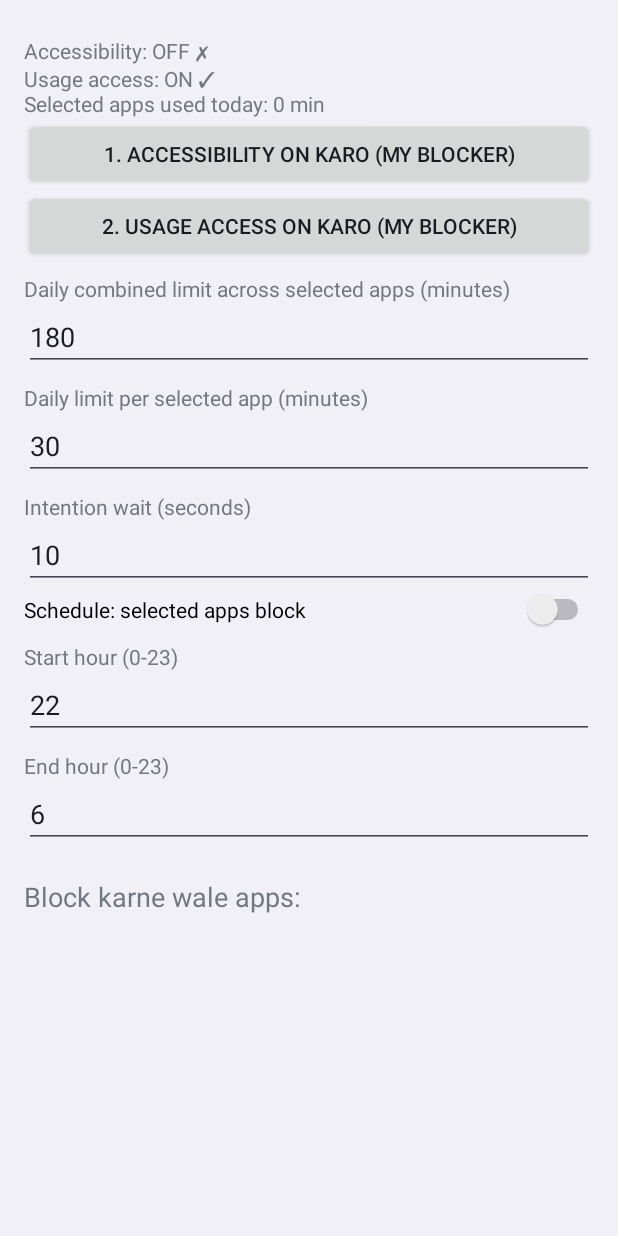
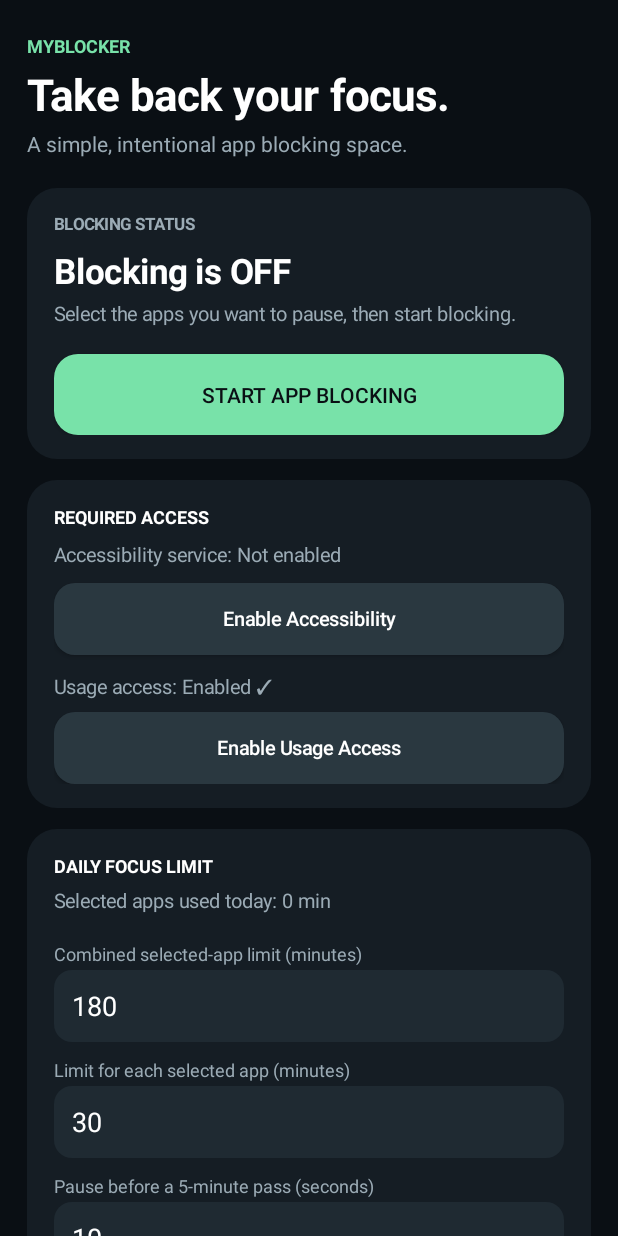
Before and after one commit to addresscomin/Dex, an Android app: the screen it shows after launch (MainActivity), on a phone screen of 412 x 824 dp. Run offline under Robolectric (Android 15) with nearby library versions, the phone set to English and light mode, and no system bars.

Commit message:
Redesign blocker dashboard with explicit start and permission status

```diff
--- a/Blocker/app/src/main/java/com/me/blocker/MainActivity.kt
+++ b/Blocker/app/src/main/java/com/me/blocker/MainActivity.kt
@@ -3,130 +3,237 @@ package com.me.blocker
 import android.app.Activity
 import android.app.AppOpsManager
 import android.content.Intent
+import android.graphics.Color
+import android.graphics.Typeface
+import android.graphics.drawable.GradientDrawable
 import android.os.Bundle
 import android.os.Process
 import android.provider.Settings
 import android.text.InputType
-import android.view.View
-import android.view.ViewGroup
 import android.widget.*
 
 class MainActivity : Activity() {
-    private lateinit var status: TextView
+    private lateinit var statusText: TextView
+    private lateinit var accessText: TextView
+    private lateinit var usageText: TextView
+    private lateinit var selectedText: TextView
+    private lateinit var budgetText: TextView
+    private lateinit var startButton: Button
     private lateinit var limitEt: EditText
     private lateinit var appLimitEt: EditText
     private lateinit var waitEt: EditText
     private lateinit var startEt: EditText
     private lateinit var endEt: EditText
     private lateinit var schedSw: Switch
-    private fun dp(i: Int) = (i * resources.displayMetrics.density).toInt()
+    private lateinit var appsBox: LinearLayout
+    private var selected = mutableSetOf<String>()
+    private val bg = Color.rgb(10, 15, 20)
+    private val panel = Color.rgb(21, 29, 36)
+    private val accent = Color.rgb(120, 226, 169)
+    private val muted = Color.rgb(155, 171, 181)
+    private fun dp(v: Int) = (v * resources.displayMetrics.density).toInt()
+    private fun shape(color: Int, radius: Int = 20) = GradientDrawable().apply {
+        setColor(color); cornerRadius = dp(radius).toFloat()
+    }
+    private fun text(value: String, size: Float, color: Int, bold: Boolean = false) =
+        TextView(this).apply {
+            text = value; textSize = size; setTextColor(color)
+            if (bold) setTypeface(typeface, Typeface.BOLD)
+        }
+    private fun card(parent: LinearLayout) = LinearLayout(this).apply {
+        orientation = LinearLayout.VERTICAL
+        setPadding(dp(18), dp(16), dp(18), dp(16))
+        background = shape(panel)
+        parent.addView(this, LinearLayout.LayoutParams(-1, -2).apply { bottomMargin = dp(14) })
+    }
 
-    override fun onCreate(b: Bundle?) {
-        super.onCreate(b)
-        val lv = ListView(this)
-        lv.addHeaderView(header(), null, false)
-        lv.adapter = AppAdapter()
-        setContentView(lv)
+    override fun onCreate(savedInstanceState: Bundle?) {
+        super.onCreate(savedInstanceState)
+        selected = Prefs.blocked(this)
+        val scroll = ScrollView(this).apply { setBackgroundColor(bg); clipToPadding = false }
+        val root = LinearLayout(this).apply {
+            orientation = LinearLayout.VERTICAL
+            setPadding(dp(18), dp(22), dp(18), dp(28))
+        }
+        scroll.addView(root); setContentView(scroll)
+
+        root.addView(text("MYBLOCKER", 12f, accent, true))
+        root.addView(text("Take back your focus.", 29f, Color.WHITE, true).apply {
+            setPadding(0, dp(5), 0, dp(4))
+        })
+        root.addView(text("A simple, intentional app blocking space.", 14f, muted).apply {
+            setPadding(0, 0, 0, dp(20))
+        })
+
+        val hero = card(root)
+        hero.addView(text("BLOCKING STATUS", 11f, muted, true))
+        statusText = text("", 23f, Color.WHITE, true).apply { setPadding(0, dp(8), 0, dp(4)) }
+        hero.addView(statusText)
+        hero.addView(text("Select the apps you want to pause, then start blocking.", 13f, muted))
+        startButton = Button(this).apply {
+            text = "START APP BLOCKING"; setTextColor(bg); textSize = 14f; isAllCaps = false
+            background = shape(accent, 16)
+            setOnClickListener { toggleBlocking() }
+        }
+        hero.addView(startButton, LinearLayout.LayoutParams(-1, dp(54)).apply { topMargin = dp(18) })
+
+        val access = card(root)
+        access.addView(text("REQUIRED ACCESS", 12f, Color.WHITE, true))
+        accessText = text("", 13f, muted).apply { setPadding(0, dp(8), 0, dp(10)) }
+        access.addView(accessText)
+        access.addView(actionButton("Enable Accessibility") {
+            startActivity(Intent(Settings.ACTION_ACCESSIBILITY_SETTINGS))
+        })
+        usageText = text("", 13f, muted).apply { setPadding(0, dp(12), 0, dp(8)) }
+        access.addView(usageText)
+        access.addView(actionButton("Enable Usage Access") {
+            startActivity(Intent(Settings.ACTION_USAGE_ACCESS_SETTINGS))
+        })
+
+        val budget = card(root)
+        budget.addView(text("DAILY FOCUS LIMIT", 12f, Color.WHITE, true))
+        budgetText = text("", 13f, muted).apply { setPadding(0, dp(6), 0, dp(8)) }
+        budget.addView(budgetText)
+        limitEt = field(budget, "Combined selected-app limit (minutes)", Prefs.getInt(this, "limit", 180))
+        appLimitEt = field(budget, "Limit for each selected app (minutes)", Prefs.getInt(this, "app_limit", 30))
+        waitEt = field(budget, "Pause before a 5-minute pass (seconds)", Prefs.getInt(this, "wait", 10))
+
+        val schedule = card(root)
+        schedule.addView(text("SCHEDULE", 12f, Color.WHITE, true))
+        schedSw = Switch(this).apply {
+            text = "Block selected apps during schedule"; setTextColor(Color.WHITE)
+            isChecked = Prefs.getBool(this@MainActivity, "sched_on", false)
+        }
+        schedule.addView(schedSw)
+        startEt = field(schedule, "Start hour (0–23)", Prefs.getInt(this, "sched_start", 22))
+        endEt = field(schedule, "End hour (0–23)", Prefs.getInt(this, "sched_end", 6))
+
+        val apps = card(root)
+        apps.addView(text("YOUR APP LIST", 12f, Color.WHITE, true))
+        selectedText = text("", 13f, accent).apply { setPadding(0, dp(6), 0, dp(12)) }
+        apps.addView(selectedText)
+        apps.addView(text("Select only the apps you want MyBlocker to pause.", 13f, muted))
+        appsBox = LinearLayout(this).apply { orientation = LinearLayout.VERTICAL }
+        apps.addView(appsBox)
+        apps.addView(actionButton("Select all visible apps") {
+            selected = launcherApps().map { it.first }.toMutableSet()
+            Prefs.setBlocked(this, selected); renderApps()
+        })
+        apps.addView(actionButton("Clear selection") {
+            selected.clear(); Prefs.setBlocked(this, selected); renderApps()
+        })
+        root.addView(text("Emergency calling, Android Settings and normal app recovery stay available.", 12f, muted).apply {
+            setPadding(dp(4), dp(4), dp(4), dp(8))
+        })
+        renderApps(); refreshStatus()
+    }
+
+    private fun actionButton(label: String, action: () -> Unit) = Button(this).apply {
+        text = label; isAllCaps = false; textSize = 13f; setTextColor(Color.WHITE)
+        background = shape(Color.rgb(42, 56, 64), 14)
+        setOnClickListener { action() }
     }
 
     private fun field(parent: LinearLayout, label: String, value: Int): EditText {
-        parent.addView(TextView(this).apply { text = label; setPadding(0, dp(8), 0, 0) })
+        parent.addView(text(label, 12f, muted).apply { setPadding(0, dp(10), 0, dp(3)) })
         return EditText(this).apply {
-            inputType = InputType.TYPE_CLASS_NUMBER; setText(value.toString())
-        }.also { parent.addView(it) }
+            inputType = InputType.TYPE_CLASS_NUMBER; setSingleLine(true)
+            setTextColor(Color.WHITE); setHintTextColor(muted); setText(value.toString())
+            background = shape(Color.rgb(31, 42, 50), 12)
+            setPadding(dp(12), dp(5), dp(12), dp(5))
+        }.also { parent.addView(it, LinearLayout.LayoutParams(-1, dp(48))) }
     }
 
-    private fun header(): View {
-        val h = LinearLayout(this).apply {
-            orientation = LinearLayout.VERTICAL; setPadding(dp(16), dp(24), dp(16), dp(8))
-        }
-        status = TextView(this); h.addView(status)
-        h.addView(Button(this).apply {
-            text = "1. Accessibility ON karo (My Blocker)"
-            setOnClickListener { startActivity(Intent(Settings.ACTION_ACCESSIBILITY_SETTINGS)) }
-        })
-        h.addView(Button(this).apply {
-            text = "2. Usage access ON karo (My Blocker)"
-            setOnClickListener { startActivity(Intent(Settings.ACTION_USAGE_ACCESS_SETTINGS)) }
-        })
-        limitEt = field(h, "Daily combined limit across selected apps (minutes)", Prefs.getInt(this, "limit", 180))
-        appLimitEt = field(h, "Daily limit per selected app (minutes)", Prefs.getInt(this, "app_limit", 30))
-        waitEt = field(h, "Intention wait (seconds)", Prefs.getInt(this, "wait", 10))
-        schedSw = Switch(this).apply {
-            text = "Schedule: selected apps block"; isChecked = Prefs.getBool(this@MainActivity, "sched_on", false)
-        }
-        h.addView(schedSw)
-        startEt = field(h, "Start hour (0-23)", Prefs.getInt(this, "sched_start", 22))
-        endEt = field(h, "End hour (0-23)", Prefs.getInt(this, "sched_end", 6))
-        h.addView(TextView(this).apply {
-            text = "Block karne wale apps:"; textSize = 18f; setPadding(0, dp(20), 0, 0)
-        })
-        return h
+    private fun launcherApps(): List<Pair<String, String>> {
+        val pm = packageManager
+        return pm.queryIntentActivities(Intent(Intent.ACTION_MAIN).addCategory(Intent.CATEGORY_LAUNCHER), 0)
+            .map { it.activityInfo.packageName to it.loadLabel(pm).toString() }
+            .distinctBy { it.first }
+            .filter { (pkg, _) ->
+                pkg != packageName && !listOf("dialer", "phone", "incallui", "telecom", "emergency",
+                    "systemui", "permissioncontroller", "packageinstaller", "settings").any {
+                    pkg.contains(it, ignoreCase = true)
+                }
+            }.sortedBy { it.second.lowercase() }
     }
 
-    override fun onResume() {
-        super.onResume()
-        val acc = Settings.Secure.getString(contentResolver, Settings.Secure.ENABLED_ACCESSIBILITY_SERVICES)
-            ?.contains(packageName) == true
-        val ops = getSystemService(APP_OPS_SERVICE) as AppOpsManager
-        val usage = ops.checkOpNoThrow(AppOpsManager.OPSTR_GET_USAGE_STATS, Process.myUid(), packageName) ==
-            AppOpsManager.MODE_ALLOWED
-        val used = if (usage) try { Prefs.totalSelectedUsageTodayMs(this) / 60_000L } catch (_: Exception) { 0L } else 0L
-        status.text = "Accessibility: ${if (acc) "ON ✓" else "OFF ✗"}\nUsage access: ${if (usage) "ON ✓" else "OFF ✗"}" +
-            if (usage) "\nSelected apps used today: ${used} min" else ""
+    private fun renderApps() {
+        if (!::appsBox.isInitialized) return
+        appsBox.removeAllViews()
+        for ((pkg, label) in launcherApps()) {
+            appsBox.addView(CheckBox(this).apply {
+                text = label; textSize = 14f; setTextColor(Color.WHITE)
+                buttonTintList = android.content.res.ColorStateList.valueOf(accent)
+                isChecked = pkg in selected; setPadding(0, dp(5), 0, dp(5))
+                setOnCheckedChangeListener { _, checked ->
+                    if (checked) selected.add(pkg) else selected.remove(pkg)
+                    Prefs.setBlocked(this@MainActivity, selected); updateCounters()
+                }
+            })
+        }
+        updateCounters()
     }
 
-    override fun onPause() {
-        super.onPause()
+    private fun updateCounters() {
+        if (!::selectedText.isInitialized) return
+        selectedText.text = "${selected.size} APPS SELECTED"
+        val mins = if (hasUsageAccess()) try {
+            Prefs.totalSelectedUsageTodayMs(this) / 60_000L
+        } catch (_: Exception) { 0L } else 0L
+        budgetText.text = "Selected apps used today: ${mins} min"
+    }
+
+    private fun hasAccessibility(): Boolean {
+        val enabled = Settings.Secure.getString(contentResolver, Settings.Secure.ENABLED_ACCESSIBILITY_SERVICES) ?: ""
+        return enabled.split(':').any { it.contains(packageName, ignoreCase = true) }
+    }
+    private fun hasUsageAccess(): Boolean {
+        val ops = getSystemService(APP_OPS_SERVICE) as AppOpsManager
+        return ops.checkOpNoThrow(AppOpsManager.OPSTR_GET_USAGE_STATS, Process.myUid(), packageName) ==
+            AppOpsManager.MODE_ALLOWED
+    }
+
+    private fun refreshStatus() {
+        if (!::statusText.isInitialized) return
+        val running = Prefs.getBool(this, "is_blocking", false)
+        val acc = hasAccessibility(); val usage = hasUsageAccess()
+        statusText.text = if (running) "Blocking is ON" else "Blocking is OFF"
+        statusText.setTextColor(if (running) accent else Color.WHITE)
+        startButton.text = if (running) "STOP APP BLOCKING" else "START APP BLOCKING"
+        startButton.setTextColor(if (running) Color.WHITE else bg)
+        startButton.background = shape(if (running) Color.rgb(172, 82, 82) else accent, 16)
+        accessText.text = "Accessibility service: " + if (acc) "Enabled ✓" else "Not enabled"
+        usageText.text = "Usage access: " + if (usage) "Enabled ✓" else "Not enabled"
+        updateCounters()
+    }
+
+    private fun saveSettings() {
         fun n(e: EditText, d: Int) = e.text.toString().toIntOrNull() ?: d
         Prefs.putInt(this, "limit", n(limitEt, 180).coerceIn(15, 720))
         Prefs.putInt(this, "app_limit", n(appLimitEt, 30).coerceIn(5, 720))
-        Prefs.putInt(this, "wait", n(waitEt, 10))
+        Prefs.putInt(this, "wait", n(waitEt, 10).coerceIn(0, 300))
         Prefs.putInt(this, "sched_start", n(startEt, 22).coerceIn(0, 23))
         Prefs.putInt(this, "sched_end", n(endEt, 6).coerceIn(0, 23))
         Prefs.putBool(this, "sched_on", schedSw.isChecked)
     }
 
-    private inner class AppAdapter : BaseAdapter() {
-        private val pm = packageManager
-        private val apps = pm.queryIntentActivities(
-            Intent(Intent.ACTION_MAIN).addCategory(Intent.CATEGORY_LAUNCHER), 0)
-            .map { it.activityInfo.packageName to it.loadLabel(pm).toString() }
-            .distinctBy { it.first }
-            // Keep essential phone, emergency, system UI and settings packages outside the block list.
-            .filter { (pkg, _) ->
-                pkg != packageName &&
-                !listOf("dialer", "phone", "incallui", "telecom", "emergency", "systemui",
-                    "permissioncontroller", "packageinstaller", "settings").any { key ->
-                    pkg.contains(key, ignoreCase = true)
-                }
-            }
-            .sortedBy { it.second.lowercase() }
-        private val appsToProtect = apps.map { it.first }.toSet()
-        private val sel = Prefs.blocked(this@MainActivity).also {
-            if (!Prefs.getBool(this@MainActivity, "first_run_selection_done", false)) {
-                it.addAll(appsToProtect)
-                Prefs.setBlocked(this@MainActivity, it)
-                Prefs.putBool(this@MainActivity, "first_run_selection_done", true)
-            }
+    private fun toggleBlocking() {
+        saveSettings()
+        if (Prefs.getBool(this, "is_blocking", false)) {
+            Prefs.putBool(this, "is_blocking", false); refreshStatus(); return
         }
+        if (!hasAccessibility() || !hasUsageAccess()) {
+            Toast.makeText(this, "Enable both Accessibility and Usage Access first.", Toast.LENGTH_LONG).show()
+            refreshStatus(); return
+        }
+        if (selected.isEmpty()) {
+            Toast.makeText(this, "Select at least one app to block.", Toast.LENGTH_LONG).show()
+            return
+        }
+        Prefs.putBool(this, "is_blocking", true); refreshStatus()
+        Toast.makeText(this, "App blocking started.", Toast.LENGTH_SHORT).show()
+    }
 
-        override fun getCount() = apps.size
-        override fun getItem(i: Int) = apps[i]
-        override fun getItemId(i: Int) = i.toLong()
-        override fun getView(i: Int, v: View?, p: ViewGroup?): View {
-            val cb = (v as? CheckBox) ?: CheckBox(this@MainActivity).apply {
-                setPadding(dp(16), dp(10), dp(16), dp(10))
-            }
-            val (pkg, label) = apps[i]
-            cb.setOnCheckedChangeListener(null)
-            cb.text = label
-            cb.isChecked = pkg in sel
-            cb.setOnCheckedChangeListener { _, on ->
-                if (on) sel.add(pkg) else sel.remove(pkg)
-                Prefs.setBlocked(this@MainActivity, sel)
-            }
-            return cb
-        }
-    }
+    override fun onResume() { super.onResume(); if (::statusText.isInitialized) refreshStatus() }
+    override fun onPause() { if (::limitEt.isInitialized) saveSettings(); super.onPause() }
 }
```
